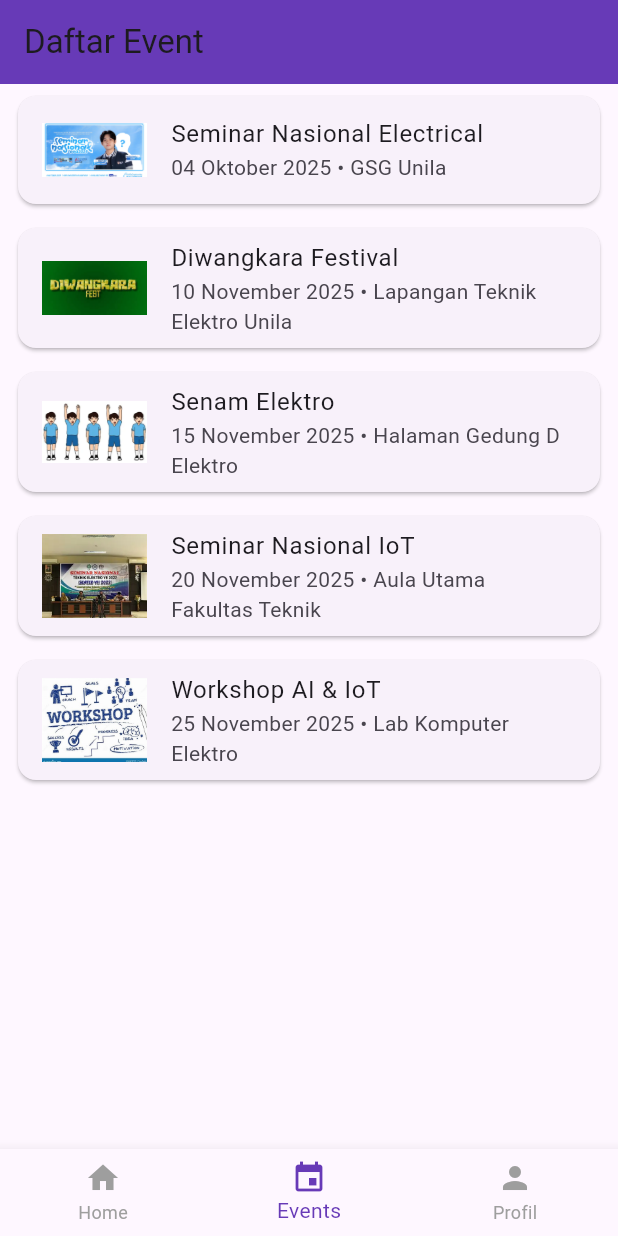
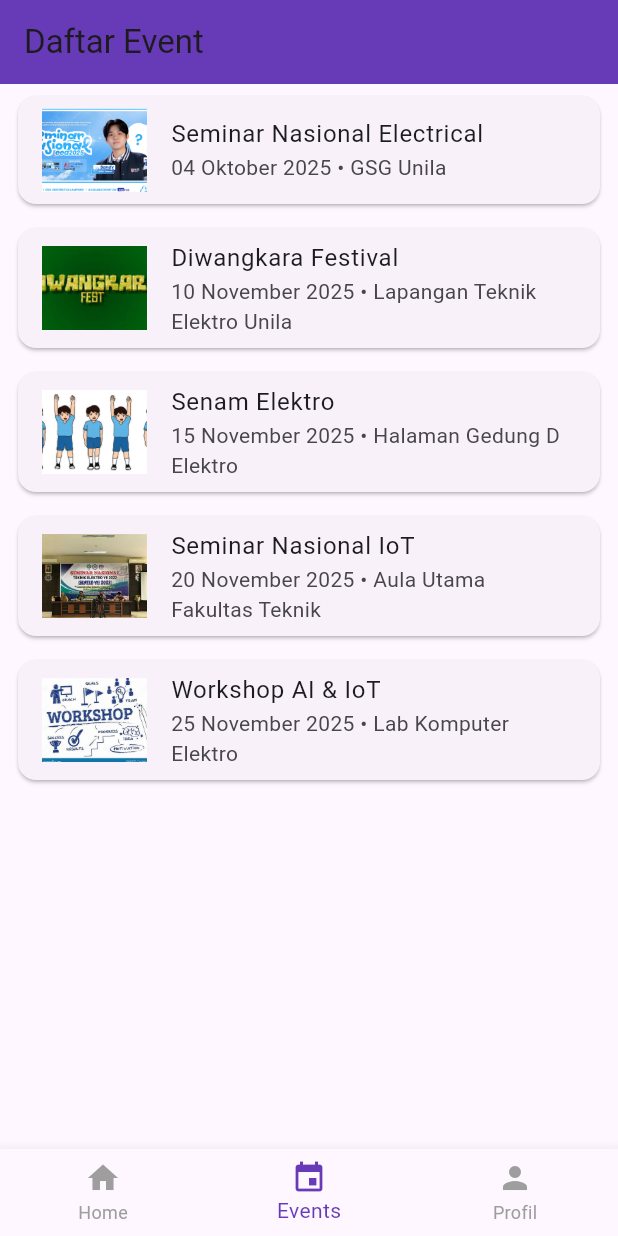
Before and after one commit to ayustio/pti-tio, a Flutter app: the screen it shows after launch, item 2 of the bottom bar chosen, on a phone screen of 412 x 824 dp. Run offline on Flutter 3.47's test engine with Material 3 defaults, Android fonts, the phone set to English and light mode, and no system bars; our stand-ins replace font_awesome_flutter; network calls fail.

```diff
--- a/lib/pages/event_page.dart
+++ b/lib/pages/event_page.dart
@@ -1,6 +1,7 @@
 import 'package:flutter/material.dart';
 import '../models/event.dart';
 import 'event_detail_page.dart';
+import '../services/event_service.dart';
 
 class EventPage extends StatefulWidget {
   const EventPage({Key? key}) : super(key: key);
@@ -10,24 +11,17 @@ class EventPage extends StatefulWidget {
 }
 
 class _EventPageState extends State<EventPage> {
-  final List<Event> events = [
+  final EventService _eventService = EventService();
+
+  // 🔹 Event lokal (JANGAN DIUBAH)
+  final List<Event> localEvents = [
     Event(
       title: "Seminar Nasional Electrical",
       date: "04 Oktober 2025",
       location: "GSG Unila",
       image: "assets/seminarnasional.png",
-      description:'''
+      description: '''
 Seminar Nasional “Electrical Engineering in Action 2025” diselenggarakan oleh Jurusan Teknik Elektro pada tanggal 4 Oktober 2025 di Gedung Serbaguna GSG, Universitas Lampung.
-
-Mengusung tema “Bangkit Bersama Teknologi: Mewujudkan Indonesia Cerdas, Bersih Energi, Berliterasi Digital, dan Siap Menghadapi Era Kecerdasan Buatan”, acara ini menghadirkan berbagai sesi menarik mulai dari keynote speaker, panel diskusi, hingga workshop.
-
-Sebagai pembicara utama, Sandy Kristian Waluyo — alumnus dan mahasiswa inspiratif dari National University of Singapore — berbagi wawasan tentang sinergi antara teknologi elektro, IoT (Internet of Things), dan energi bersih dalam konteks transformasi digital Indonesia.
-
-Selain Sandy, seminar ini juga diisi oleh pakar nasional lainnya di bidang teknik elektro dan energi, yang membahas topik-topik seperti instalasi pintar, smart grid, robotika, dan implementasi teknologi AI di dunia industri elektro.
-
-Acara terbuka untuk umum, gratis dengan e-sertifikat, dan dihadiri oleh puluhan program studi dari berbagai kampus se-Nusantara. Peserta tidak hanya mengikuti sesi presentasi tetapi juga kompetisi mini, demo teknologi, dan kesempatan networking antar mahasiswa dan profesional di bidang elektro.
-
-Dengan semangat “Teknologi untuk Aksi”, seminar ini bertujuan mendorong mahasiswa Teknik Elektro untuk tidak hanya memahami teori, tetapi juga berkontribusi nyata dalam pengembangan teknologi yang ramah lingkungan dan berdampak sosial.
 ''',
     ),
     Event(
@@ -35,37 +29,41 @@ Dengan semangat “Teknologi untuk Aksi”, seminar ini bertujuan mendorong maha
       date: "10 November 2025",
       location: "Lapangan Teknik Elektro Unila",
       image: "assets/diwangkara.png",
-      description:
-      "Festival tahunan Teknik Elektro yang menampilkan lomba dan pentas seni mahasiswa.",
+      description: "Festival tahunan Teknik Elektro...",
     ),
     Event(
       title: "Senam Elektro",
       date: "15 November 2025",
       location: "Halaman Gedung D Elektro",
       image: "assets/senam.webp",
-      description:
-      "Kegiatan olahraga pagi bersama civitas Teknik Elektro untuk menjaga kesehatan dan kebersamaan.",
+      description: "Kegiatan olahraga pagi...",
     ),
     Event(
       title: "Seminar Nasional IoT",
       date: "20 November 2025",
       location: "Aula Utama Fakultas Teknik",
       image: "assets/seminar.webp",
-      description:
-      "Seminar teknologi terkini mengenai Internet of Things bersama pakar nasional.",
+      description: "Seminar IoT...",
     ),
     Event(
       title: "Workshop AI & IoT",
       date: "25 November 2025",
       location: "Lab Komputer Elektro",
       image: "assets/workshop.jpg",
-      description:
-      "Workshop premium membahas penerapan AI dan IoT dengan studi kasus nyata. Peserta akan mendapat sertifikat resmi.",
+      description: "Workshop premium...",
       isPaid: true,
       price: 15000,
     ),
+  ];
 
-  ];
+  // 🔹 Event backend
+  late Future<List<Event>> futureBackendEvents;
+
+  @override
+  void initState() {
+    super.initState();
+    futureBackendEvents = _eventService.getEvents();
+  }
 
   @override
   Widget build(BuildContext context) {
@@ -74,20 +72,28 @@ Dengan semangat “Teknologi untuk Aksi”, seminar ini bertujuan mendorong maha
         title: const Text("Daftar Event"),
         backgroundColor: Colors.deepPurple,
       ),
-      body: ListView.builder(
-        itemCount: events.length,
+      body: FutureBuilder<List<Event>>(
+        future: futureBackendEvents,
+        builder: (context, snapshot) {
+          List<Event> allEvents = [...localEvents];
+
+          if (snapshot.hasData) {
+            allEvents.addAll(snapshot.data!);
+          }
+
+          return ListView.builder(
+            itemCount: allEvents.length,
             itemBuilder: (context, index) {
-          final event = events[index];
+              final event = allEvents[index];
+
               return Card(
                 margin: const EdgeInsets.symmetric(horizontal: 12, vertical: 8),
                 child: ListTile(
-              leading: Image.asset(
-                event.image,
-                width: 70,
-                fit: BoxFit.cover,
-              ),
+                  leading: _buildImage(event),
                   title: Text(event.title),
                   subtitle: Text("${event.date} • ${event.location}"),
+
+                  // 🔥 sekarang bisa dibuka detail page
                   onTap: () {
                     Navigator.push(
                       context,
@@ -99,7 +105,30 @@ Dengan semangat “Teknologi untuk Aksi”, seminar ini bertujuan mendorong maha
                 ),
               );
             },
+          );
+        },
       ),
     );
   }
+
+  // 🔹 Bedakan gambar lokal / URL
+  Widget _buildImage(Event event) {
+    if (event.image.startsWith("http") || event.image.startsWith("https")) {
+      return Image.network(
+        event.image,
+        width: 70,
+        height: 70,
+        fit: BoxFit.cover,
+        errorBuilder: (context, e, stack) =>
+        const Icon(Icons.broken_image, size: 50),
+      );
+    } else {
+      return Image.asset(
+        event.image,
+        width: 70,
+        height: 70,
+        fit: BoxFit.cover,
+      );
     }
+  }
+}
--- a/pubspec.yaml
+++ b/pubspec.yaml
@@ -14,6 +14,7 @@ dependencies:
   cupertino_icons: ^1.0.8
   url_launcher: ^6.3.2
   font_awesome_flutter: ^10.12.0
+  http: ^1.2.0
 
 dev_dependencies:
   flutter_test:
```
Also changed, not shown: lib/models/event.dart (+29 -0 lines), lib/services/event_service.dart (added, +23 -0 lines), pubspec.lock. Lines whose indentation alone changed are shown as unchanged.
